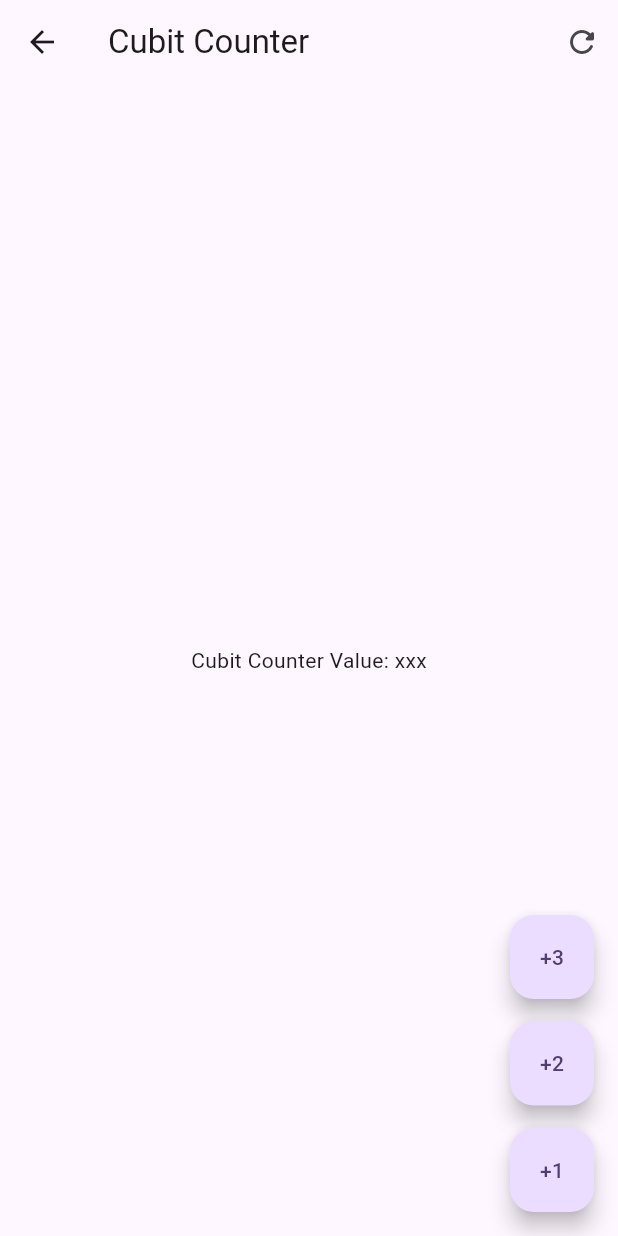
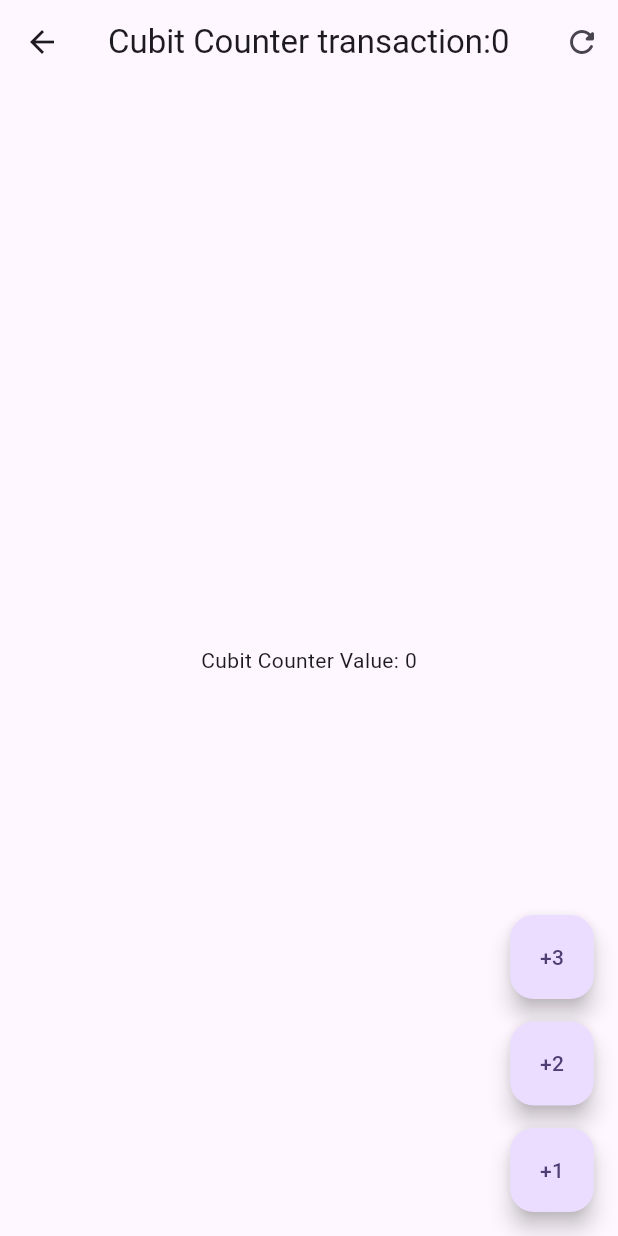
Before and after one commit to lauritaila/forms_app_cubits_bloc, a Flutter app: the screen it shows after launch, after a tap on "Cubits", on a phone screen of 412 x 824 dp. Run offline on Flutter 3.47's test engine with Material 3 defaults, Android fonts, the light colour scheme and no system bars; our stand-ins replace equatable, flutter_bloc, go_router.

Commit message:
FEAT: implementation of cobit on screen

```diff
--- a/lib/presentation/screens/cubit_counter_screen.dart
+++ b/lib/presentation/screens/cubit_counter_screen.dart
@@ -1,40 +1,66 @@
 import 'package:flutter/material.dart';
+import 'package:flutter_bloc/flutter_bloc.dart';
+import 'package:forms_app_cubits_bloc/presentation/bloc/counter_cubit/counter_cubit.dart';
 
 class CubitCounterScreen extends StatelessWidget {
   const CubitCounterScreen({super.key});
 
   @override
   Widget build(BuildContext context) {
+    return BlocProvider(
+      create: (_) => CounterCubit(),
+      child: _CubitCounterView(),
+    );
+  }
+}
+
+class _CubitCounterView extends StatelessWidget {
+  const _CubitCounterView();
+
+  void increaseBy(BuildContext context, int value) {
+    context.read<CounterCubit>().increaseBy(value);
+  }
+
+  @override
+  Widget build(BuildContext context) {
+    // final counterState = context.watch<CounterCubit>().state;
     return Scaffold(
-      appBar: AppBar(title: const Text("Cubit Counter"),
-      actions: [
-        IconButton(
-          icon: const Icon(Icons.refresh_rounded),
-          onPressed: (){},
-        )
-      ],
+      appBar: AppBar(
+        title: context.select((CounterCubit cubit) => Text("Cubit Counter transaction:${cubit.state.transactionCount}")),
+        actions: [
+          IconButton(icon: const Icon(Icons.refresh_rounded), onPressed: () {
+            context.read<CounterCubit>().reset();
+          }),
+        ],
       ),
-      body: Center(child: const Text("Cubit Counter Value: xxx")),
+      body: Center(
+        child: BlocBuilder<CounterCubit, CounterState>(
+          // buildWhen: (previous, current) => previous.counter != current.counter,
+          builder: (context, state) {
+            return Text("Cubit Counter Value: ${state.counter}");
+          },
+        ),
+      ),
       floatingActionButton: Column(
         mainAxisAlignment: MainAxisAlignment.end,
         children: [
           FloatingActionButton(
             heroTag: "1",
             child: Text('+3'),
-            onPressed: (){},
+            onPressed: () => increaseBy(context, 3),
           ),
-          const SizedBox(height: 15,),
+          const SizedBox(height: 15),
           FloatingActionButton(
             heroTag: "2",
             child: Text('+2'),
-            onPressed: (){},
+            onPressed: () => increaseBy(context, 2),
           ),
-          const SizedBox(height: 15,),
+          const SizedBox(height: 15),
           FloatingActionButton(
             heroTag: "3",
             child: Text('+1'),
-            onPressed: (){},
-          )
+            onPressed: () => increaseBy(context, 1),
+          ),
         ],
       ),
     );
```
